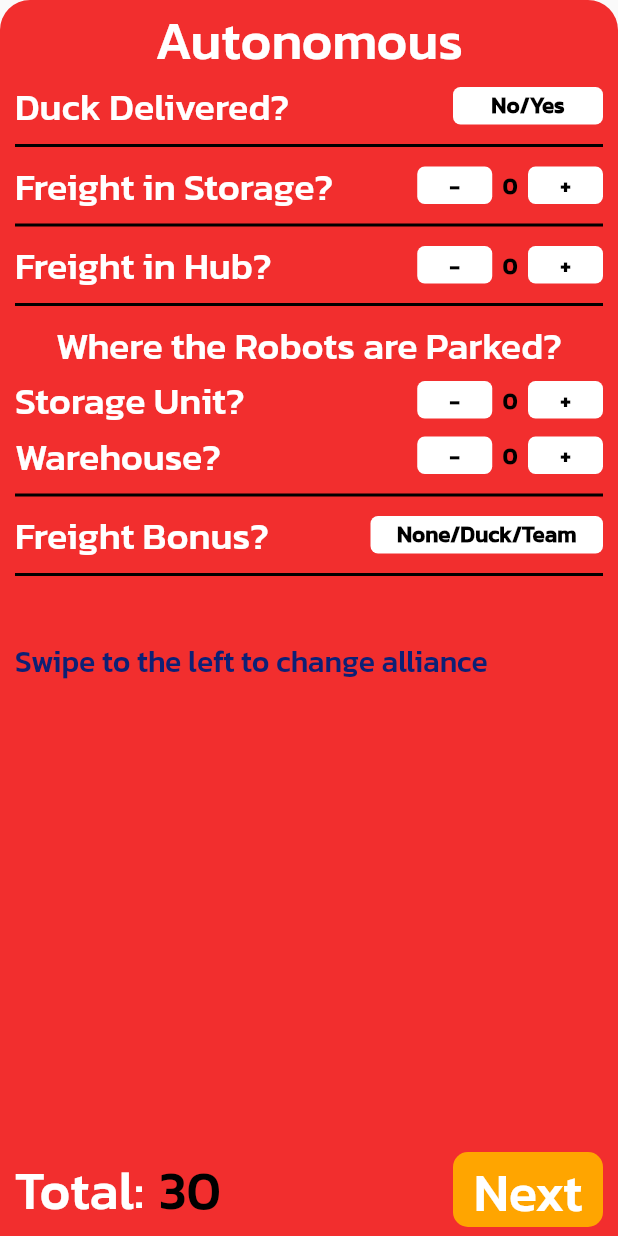
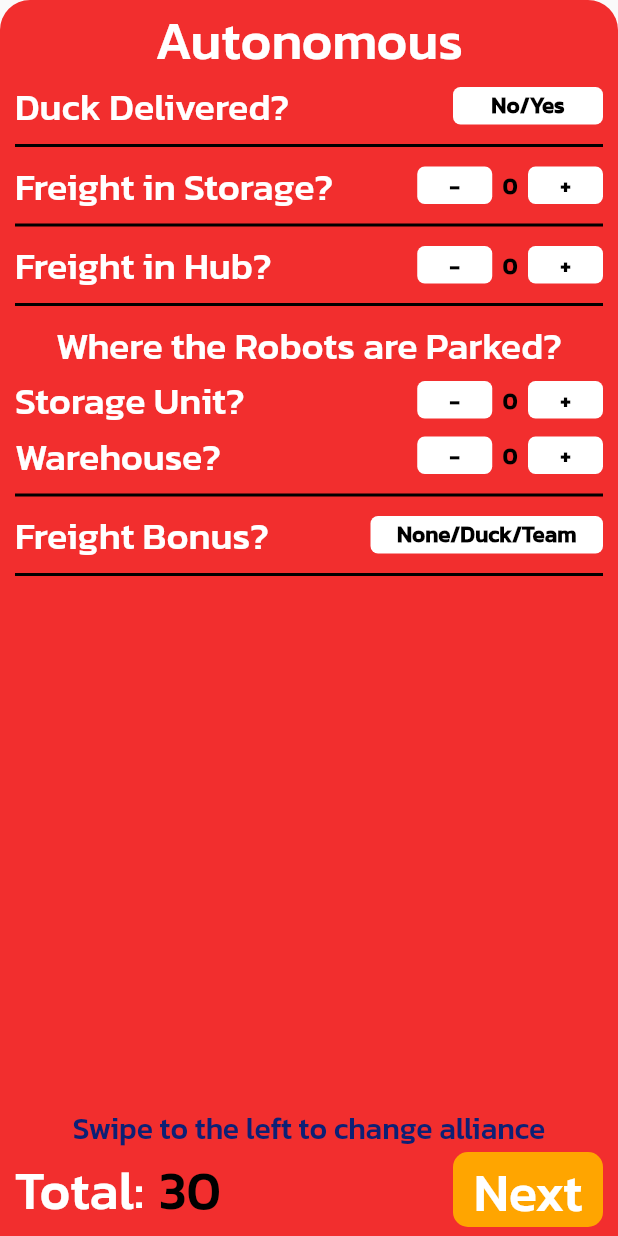
Before and after one commit to pedrooruass/NYAN_app, a Flutter app: the Autonomous2 widget shown alone on an empty page, opened directly, on a phone screen of 412 x 824 dp. Run offline on Flutter 3.47's test engine with Material 2 defaults, Android fonts, the phone set to English and light mode, and no system bars; drawn by our look-alikes of bouncing_widget; our stand-ins replace font_awesome_flutter, liquid_swipe, sliding_clipped_nav_bar; missing offline and left inert: animated_button.

Commit message:
text align changed

```diff
--- a/lib/app/pages/score_page/secondary_pages/autonomous_page/autonomous_2.dart
+++ b/lib/app/pages/score_page/secondary_pages/autonomous_page/autonomous_2.dart
@@ -82,22 +82,24 @@ class _Autonomous2State extends State<Autonomous2> {
               mainColor: AppColors.white,
               secondaryColor: AppColors.black,
             ),
-            const SizedBox(height: 35),
+            const Spacer(),
+            Padding(
+              padding: const EdgeInsets.only(bottom: 5),
+              child: Column(
+                children: [
                    Align(
-              alignment: Alignment.centerLeft,
+              alignment: Alignment.bottomCenter,
               child: Text(
                 "Swipe to the left to change alliance",
                 style: TextStyle(
                   color: AppColors.primary,
                   fontSize: 20,
+                  fontWeight: FontWeight.w500,
                 ),
                 textAlign: TextAlign.start,
               ),
             ),
-            const Spacer(),
-            Padding(
-              padding: const EdgeInsets.only(bottom: 5),
-              child: Row(
+                  Row(
                     children: [
                       Text(
                         "Total:",
@@ -145,7 +147,9 @@ class _Autonomous2State extends State<Autonomous2> {
                       ),
                     ],
                   ),
-            )
+                ],
+              ),
+            ),
           ],
         ),
       ),
```
Also changed, not shown: lib/app/pages/score_page/secondary_pages/autonomous_page/autonomous_1.dart (+10 -7 lines). Lines whose indentation alone changed are shown as unchanged.
